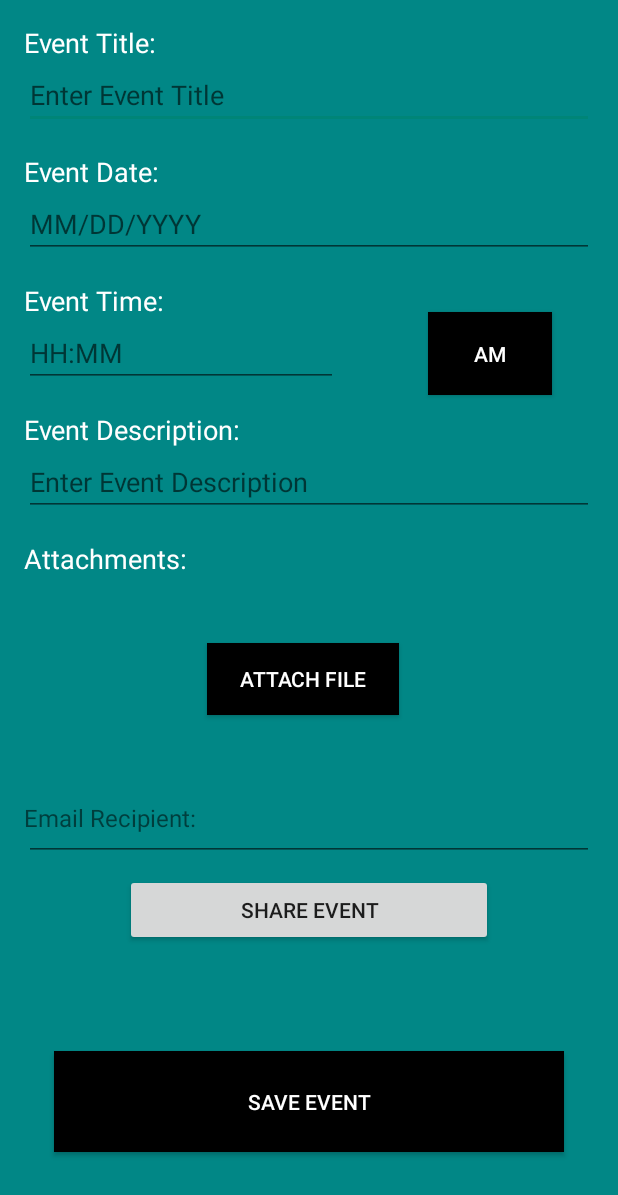
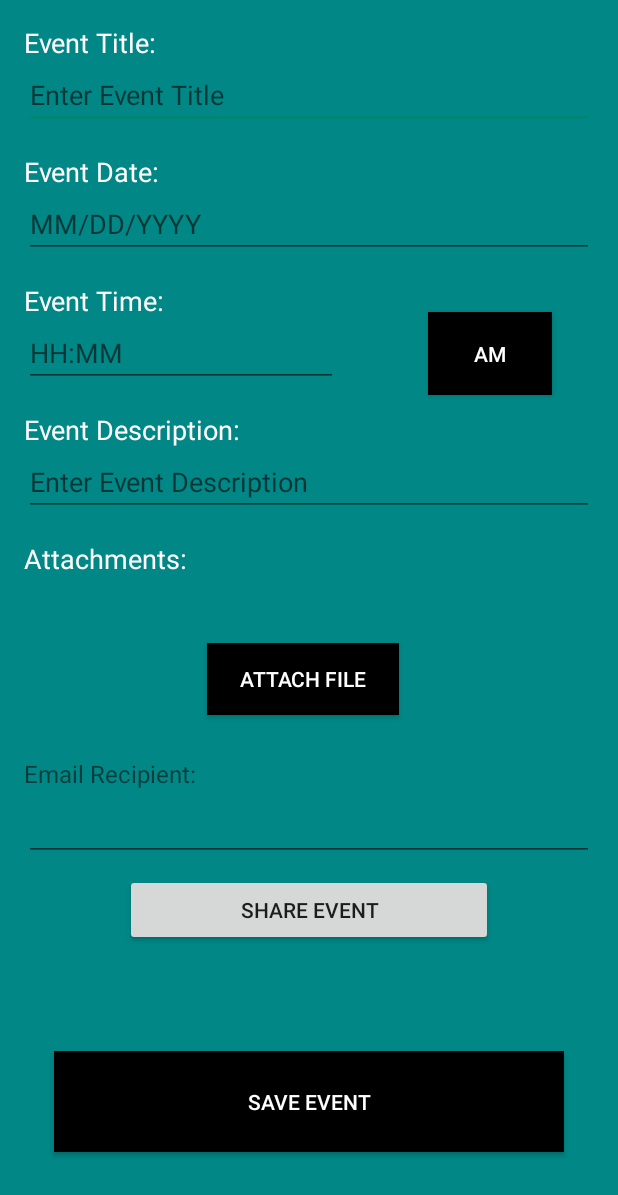
Before and after one commit to hasibayoubi/Project2, an Android app: the NewEvent screen opened directly, with no data from a screen before it, on a phone screen of 412 x 824 dp. Shown: the top 1195 px of the screen. Run offline under Robolectric (Android 15) with nearby library versions, the phone set to English and light mode, and no system bars; our stand-ins replace Firebase (no records; nobody signed in at launch, a user with empty details on screens opened directly); Roboto replaces fonts that are not available here.

Commit message:
fixed activity_newevent.xml .2

```diff
--- a/app/src/main/res/layout/activity_newevent.xml
+++ b/app/src/main/res/layout/activity_newevent.xml
@@ -134,7 +134,7 @@
         android:layout_height="wrap_content"
         android:layout_below="@+id/buttonAttachFile"
         android:layout_marginStart="16dp"
-        android:layout_marginTop="57dp"
+        android:layout_marginTop="28dp"
         android:text="Email Recipient:"
         android:textSize="16sp" />
 
```
